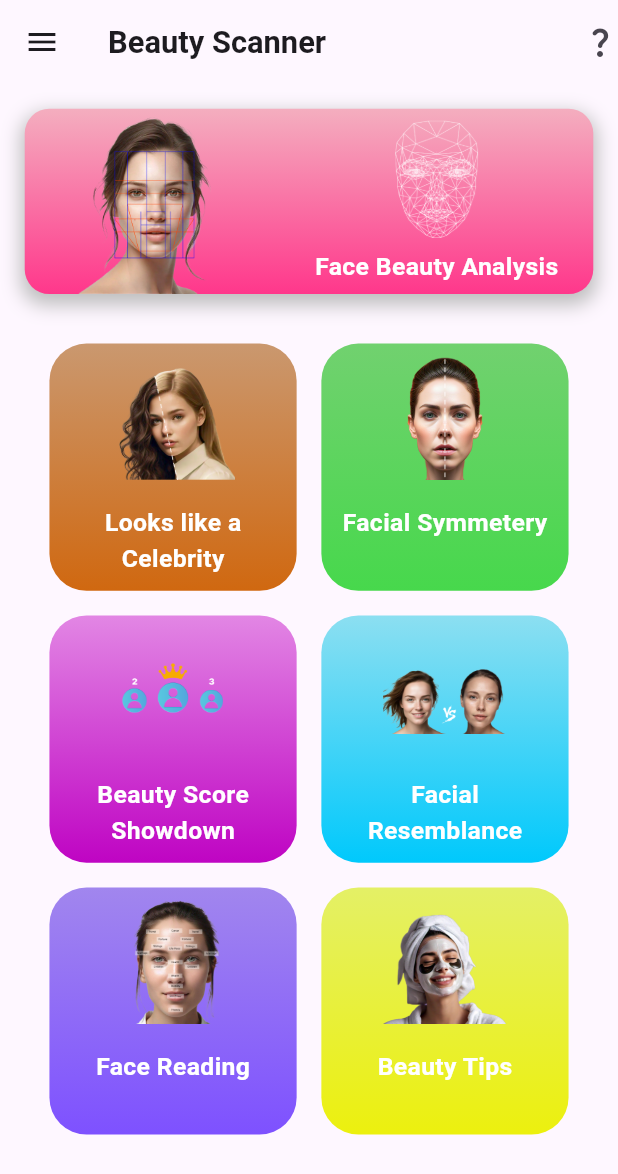
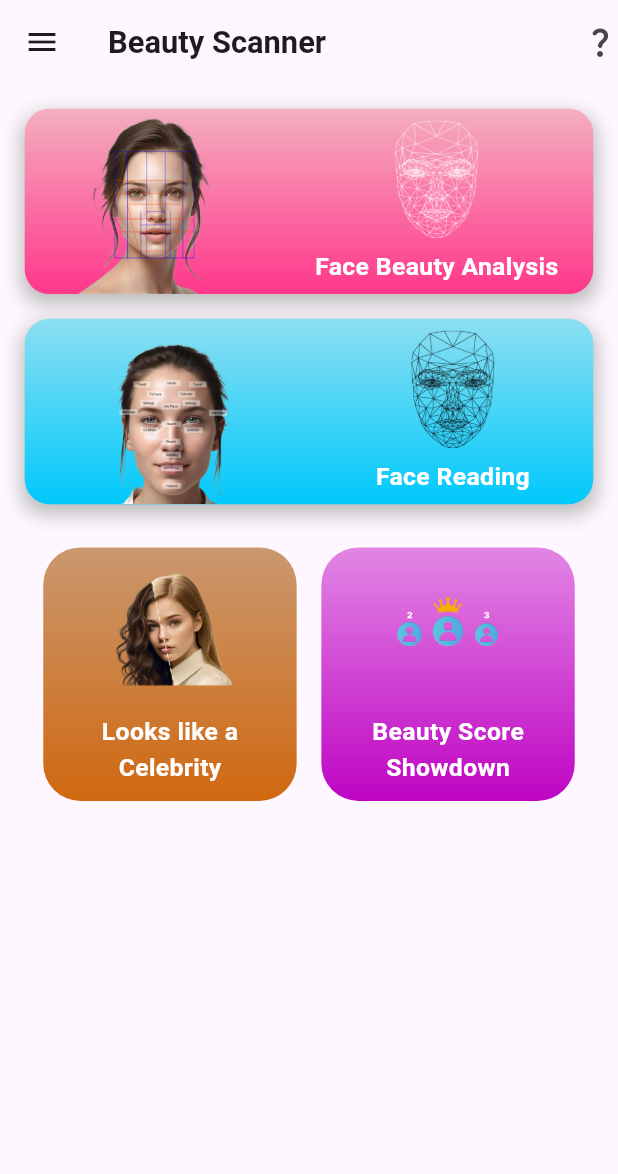
Before and after one commit to IzzaTech-Hub/face-scanner, a Flutter app: the screen it shows after launch, on a phone screen of 412 x 824 dp. Shown: the top 1174 px of the screen. Run offline on Flutter 3.47's test engine with Material 3 defaults, Android fonts, the phone set to English and light mode, and no system bars; our stand-ins replace cached_network_image, dotted_border, get, google_generative_ai, image_picker, shimmer.

```diff
--- a/lib/app/modules/home/views/home_view.dart
+++ b/lib/app/modules/home/views/home_view.dart
@@ -55,7 +55,6 @@ class HomeView extends StatelessWidget {
                       decoration: BoxDecoration(),
                       child: Image.asset(
                         AppImages.face_beauty,
-                        scale: 2,
                       ),
                     ),
                     Column(
@@ -87,11 +86,73 @@ class HomeView extends StatelessWidget {
               ),
             ),
           ),
+          GestureDetector(
+            onTap: () {
+              Get.toNamed(Routes.FACEREADING);
+            },
+            child: Container(
+              margin: EdgeInsets.only(top: SizeConfig.blockSizeVertical * 2),
+              width: SizeConfig.blockSizeHorizontal * 92,
+              height: SizeConfig.blockSizeVertical * 15,
+              decoration: BoxDecoration(
+                  boxShadow: [
+                    BoxShadow(
+                      color: Colors.grey.shade400, // Shadow color
+                      spreadRadius: 2, // Spread radius
+                      blurRadius: 10, // Blur radius
+                      offset: Offset(0, 5), // Offset in x and y direction
+                    ),
+                  ],
+                  gradient: LinearGradient(colors: [
+                    Color.fromARGB(255, 0, 201, 252),
+                    Color.fromARGB(255, 140, 223, 241),
+                  ], begin: Alignment.bottomCenter, end: Alignment.topCenter),
+                  borderRadius: BorderRadius.circular(
+                      SizeConfig.blockSizeHorizontal * 4)),
+              child: Row(
+                mainAxisAlignment: MainAxisAlignment.spaceAround,
+                children: [
+                  Container(
+                    alignment: Alignment.bottomCenter,
+                    decoration: BoxDecoration(),
+                    child: Image.asset(
+                      AppImages.face_reading,
+                      height: SizeConfig.blockSizeVertical * 13,
+                    ),
+                  ),
+                  Column(
+                    mainAxisAlignment: MainAxisAlignment.spaceEvenly,
+                    children: [
+                      Container(
+                        height: SizeConfig.blockSizeVertical * 10,
+                        width: SizeConfig.blockSizeHorizontal * 20,
+                        decoration: BoxDecoration(
+                          borderRadius: BorderRadius.circular(
+                              SizeConfig.blockSizeHorizontal * 7),
+                        ),
+                        child: Image.asset(
+                          AppImages.analysis,
+                          color: Colors.black,
+                        ),
+                      ),
+                      Text(
+                        "Face Reading",
+                        style: TextStyle(
+                            fontSize: SizeConfig.blockSizeHorizontal * 4,
+                            fontWeight: FontWeight.bold,
+                            color: Colors.white),
+                      )
+                    ],
+                  )
+                ],
+              ),
+            ),
+          ),
           GridView.count(
             crossAxisCount: 2,
             physics: NeverScrollableScrollPhysics(),
             shrinkWrap: true,
-            padding: EdgeInsets.all(SizeConfig.blockSizeHorizontal * 6),
+            padding: EdgeInsets.all(SizeConfig.blockSizeHorizontal * 5),
             children: [
               GestureDetector(
                 onTap: () {
@@ -100,12 +161,12 @@ class HomeView extends StatelessWidget {
                 child: scanner_modes(Color(0xFFD06810), Color(0xFFCA986F),
                     AppImages.celebrity_look, "Looks like a", "Celebrity"),
               ),
-              scanner_modes(
-                  Color.fromARGB(255, 71, 216, 76),
-                  Color.fromARGB(255, 113, 209, 111),
-                  AppImages.facial_symmetry,
-                  "Facial Symmetery",
-                  ""),
+              // scanner_modes(
+              //     Color.fromARGB(255, 71, 216, 76),
+              //     Color.fromARGB(255, 113, 209, 111),
+              //     AppImages.facial_symmetry,
+              //     "Facial Symmetery",
+              //     ""),
               GestureDetector(
                 onTap: () {
                   Get.toNamed(Routes.BEAUTYSCORE);
@@ -117,29 +178,29 @@ class HomeView extends StatelessWidget {
                     "Beauty Score",
                     "Showdown"),
               ),
-              scanner_modes(
-                  Color.fromARGB(255, 0, 201, 252),
-                  Color.fromARGB(255, 140, 223, 241),
-                  AppImages.face_resemblance,
-                  "Facial",
-                  "Resemblance"),
-              GestureDetector(
-                onTap: () {
-                  Get.toNamed(Routes.FACEREADING);
-                },
-                child: scanner_modes(
-                    Color(0xFF7E51FF),
-                    Color.fromARGB(255, 161, 134, 238),
-                    AppImages.face_reading,
-                    "Face Reading",
-                    ""),
-              ),
-              scanner_modes(
-                  Color.fromARGB(255, 236, 240, 14),
-                  Color.fromARGB(255, 228, 240, 102),
-                  AppImages.beauty_tips,
-                  "Beauty Tips",
-                  ""),
+              // scanner_modes(
+              // Color.fromARGB(255, 0, 201, 252),
+              // Color.fromARGB(255, 140, 223, 241),
+              //     AppImages.face_resemblance,
+              //     "Facial",
+              //     "Resemblance"),
+              // GestureDetector(
+              //   onTap: () {
+              //     Get.toNamed(Routes.FACEREADING);
+              //   },
+              //   child: scanner_modes(
+              //       Color(0xFF7E51FF),
+              //       Color.fromARGB(255, 161, 134, 238),
+              //       AppImages.face_reading,
+              //       "Face Reading",
+              //       ""),
+              // ),
+              // scanner_modes(
+              // Color.fromARGB(255, 236, 240, 14),
+              // Color.fromARGB(255, 228, 240, 102),
+              //     AppImages.beauty_tips,
+              //     "Beauty Tips",
+              //     ""),
             ],
           )
         ],
--- a/pubspec.yaml
+++ b/pubspec.yaml
@@ -55,6 +55,7 @@ dev_dependencies:
   # package. See that file for information about deactivating specific lint
   # rules and activating additional ones.
   flutter_lints: ^4.0.0
+  change_app_package_name: ^1.4.0
 
 # For information on the generic Dart part of this file, see the
 # following page: https://dart.dev/tools/pub/pubspec
```
Also changed, not shown: pubspec.lock, 4 other files.
